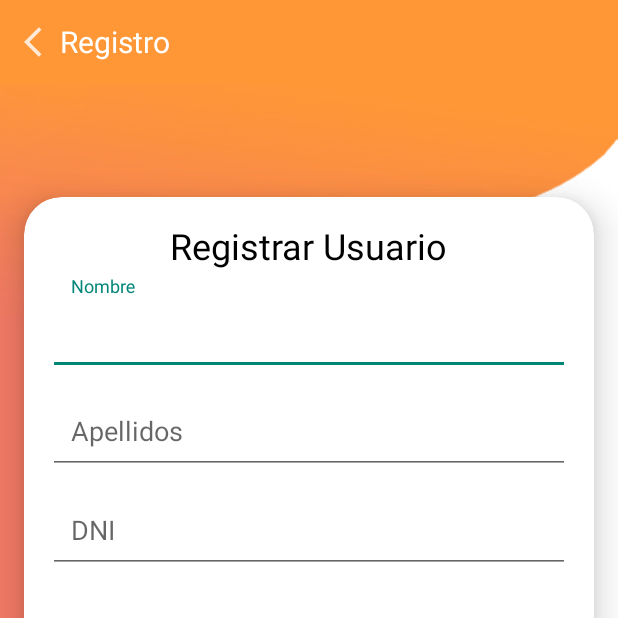
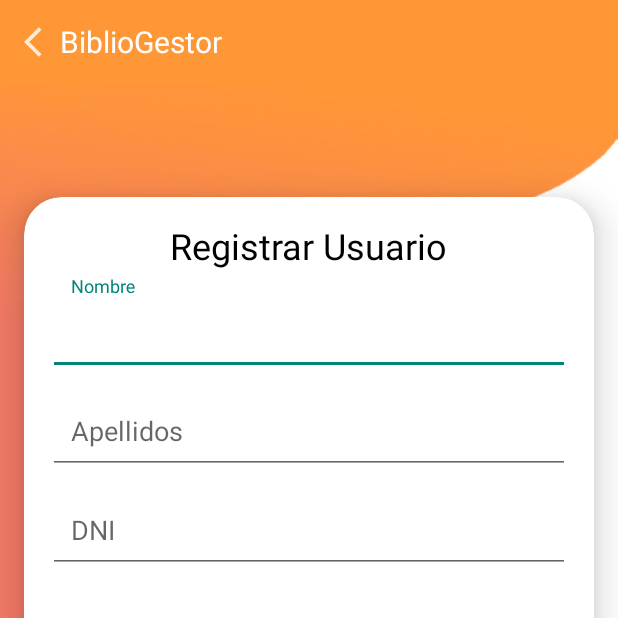
Before and after one commit to carlyg7/biblioteca, an Android app: the Registro screen opened directly, with no data from a screen before it, on a phone screen of 412 x 824 dp, the top half of it. Run offline under Robolectric (Android 15) with nearby library versions, the phone set to English and light mode, and no system bars; our stand-ins replace Firebase (no records; nobody signed in at launch, a user with empty details on screens opened directly).

Commit message:
toolbar registrar usuario

```diff
--- a/app/src/main/res/layout/registro_user.xml
+++ b/app/src/main/res/layout/registro_user.xml
@@ -29,7 +29,7 @@
             android:id="@+id/toolbar_title_text"
             android:layout_width="wrap_content"
             android:layout_height="wrap_content"
-            android:text="Registro"
+            android:text="BiblioGestor"
             android:textColor="@color/white"
             android:textSize="20sp"
             />
```
